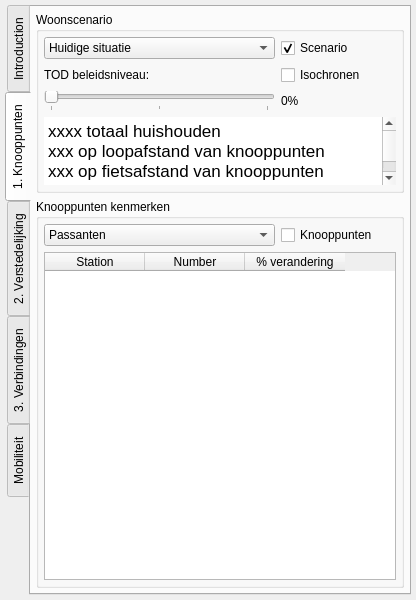
First picture: the form in KPOpilot/kpo_datasysteem_pilot_dockwidget_base.ui, repository Deltametropool/kpo-pilot, before the edit.
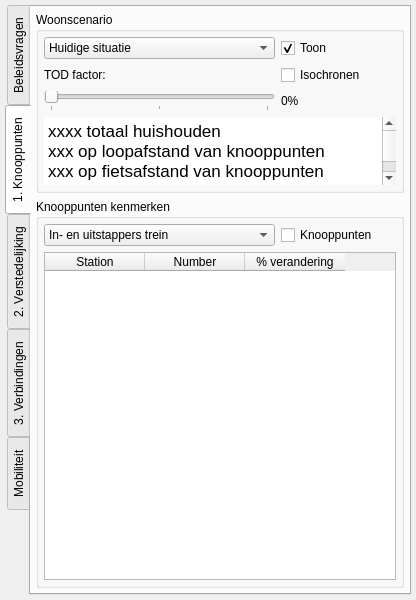
Second picture: the form after the edit. The open tabs and pages were chosen to show the change.

What changed in the file:
```diff
--- a/KPOpilot/kpo_datasysteem_pilot_dockwidget_base.ui
+++ b/KPOpilot/kpo_datasysteem_pilot_dockwidget_base.ui
@@ -61,7 +61,7 @@
       </property>
       <widget class="QWidget" name="introductionTab">
        <attribute name="title">
-        <string>Introduction</string>
+        <string>Beleidsvragen</string>
        </attribute>
        <layout class="QVBoxLayout" name="verticalLayout_4" stretch="0,8,1">
         <property name="leftMargin">
@@ -194,7 +194,7 @@
            <item row="0" column="1">
             <widget class="QCheckBox" name="scenarioShowCheck">
              <property name="text">
-              <string>Scenario</string>
+              <string>Toon</string>
              </property>
              <property name="checked">
               <bool>true</bool>
@@ -249,7 +249,7 @@
            <item row="1" column="0">
             <widget class="QLabel" name="todPolicyLabel">
              <property name="text">
-              <string>TOD beleidsniveau:</string>
+              <string>TOD factor:</string>
              </property>
             </widget>
            </item>
@@ -293,11 +293,6 @@
            </property>
            <item row="0" column="0">
             <widget class="QComboBox" name="knooppuntenAttributeCombo">
-             <item>
-              <property name="text">
-               <string>Passanten</string>
-              </property>
-             </item>
              <item>
               <property name="text">
                <string>In- en uitstappers trein</string>
```
Left out of the diff: 37 changed lines with no effect on the pictures.
